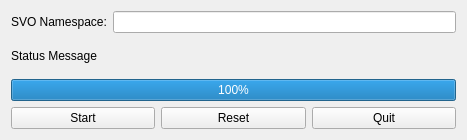
The window that src/VIO/rpg_svo/rqt_svo/resource/widget.ui (kvmanohar22/hawk) describes before a commit, drawn with Qt 5.
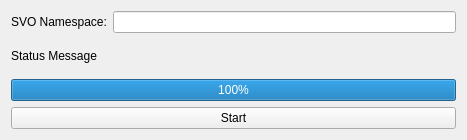
The same window after the commit.

The edit to the form file:
```diff
--- a/src/VIO/rpg_svo/rqt_svo/resource/widget.ui
+++ b/src/VIO/rpg_svo/rqt_svo/resource/widget.ui
@@ -75,23 +75,6 @@
        </property>
       </widget>
      </item>
-     <item>
-      <widget class="QPushButton" name="button_reset">
-       <property name="toolTip">
-        <string>Reset velocities to zero</string>
-       </property>
-       <property name="text">
-        <string>Reset</string>
-       </property>
-      </widget>
-     </item>
-     <item>
-      <widget class="QPushButton" name="button_quit">
-       <property name="text">
-        <string>Quit</string>
-       </property>
-      </widget>
-     </item>
     </layout>
    </item>
   </layout>
```
Left out of the diff: 2 changed lines with no effect on the pictures.
